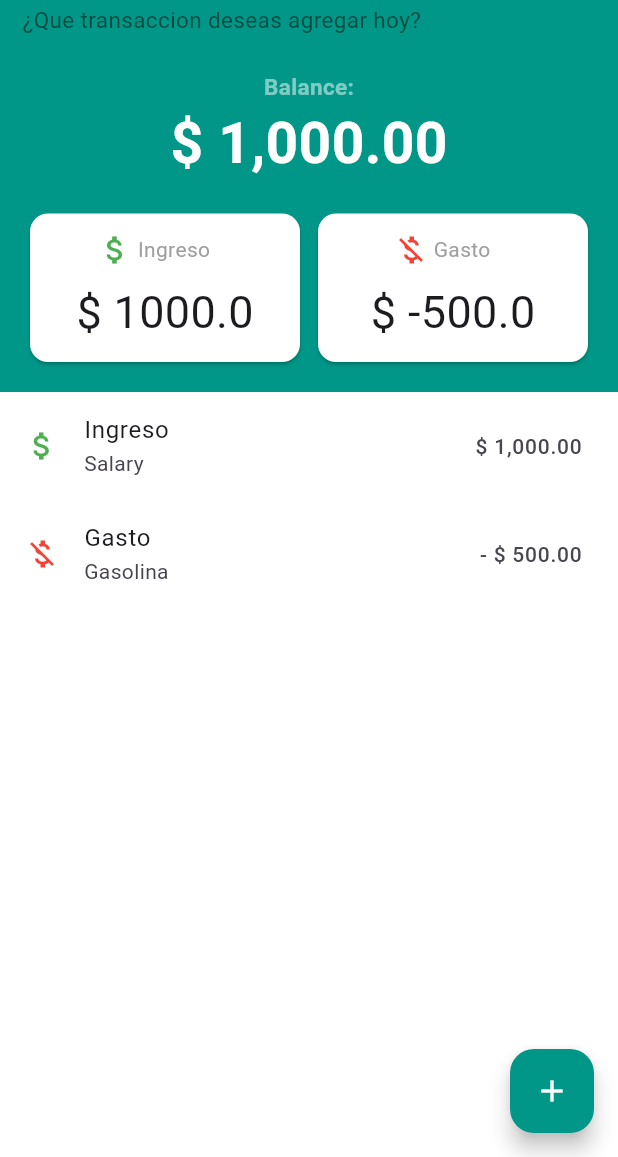
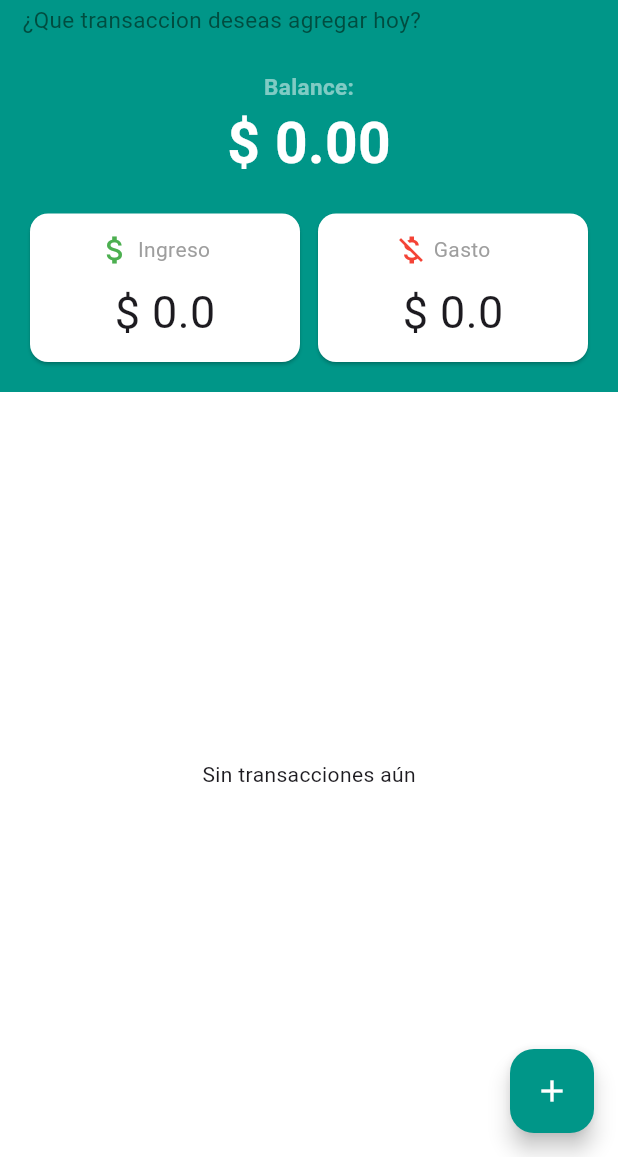
Before and after one commit to jesudavix/Seguidor-de-finanzas, a Flutter app: the screen it shows after launch, on a phone screen of 412 x 824 dp, the part 79-1236 px from its top. Run offline on Flutter 3.47's test engine with Material 3 defaults, Android fonts, the light colour scheme and no system bars; our stand-ins replace bloc, currency_text_input_formatter, equatable, flutter_bloc.

Commit message:
Logica para mostrar las transacciones terminada

```diff
--- /dev/null
+++ b/seguidor_finanzas/lib/blocs/bloc/transaccion_agg_bloc.dart
@@ -0,0 +1,22 @@
+import 'package:bloc/bloc.dart';
+import 'package:equatable/equatable.dart';
+import 'package:seguidor_finanzas/models/transaccion.dart';
+
+part 'transaccion_agg_event.dart';
+part 'transaccion_agg_state.dart';
+
+class TransaccionAggBloc
+    extends Bloc<TransaccionAggEvent, TransaccionAggState> {
+  TransaccionAggBloc() : super(TransaccionAggInitial.initial()) {
+    on<AgregarTransaccion>((event, emit) {
+      final currentState = state;
+
+      if (currentState is TransaccionAggInitial) {
+        final nuevas = List<Transaccion>.from(currentState.transacciones)
+          ..add(event.transaccion);
+
+        emit(currentState.copyWith(transacciones: nuevas));
+      }
+    });
+  }
+}
--- /dev/null
+++ b/seguidor_finanzas/lib/blocs/bloc/transaccion_agg_event.dart
@@ -0,0 +1,18 @@
+part of 'transaccion_agg_bloc.dart';
+
+
+abstract class TransaccionAggEvent extends Equatable {
+  const TransaccionAggEvent();
+
+  @override
+  List<Object> get props => [];
+}
+
+class AgregarTransaccion extends TransaccionAggEvent{
+  final Transaccion transaccion;
+
+   const AgregarTransaccion({ required this.transaccion});
+
+  @override
+  List<Object> get props => [transaccion];
+}
--- /dev/null
+++ b/seguidor_finanzas/lib/blocs/bloc/transaccion_agg_state.dart
@@ -0,0 +1,22 @@
+part of 'transaccion_agg_bloc.dart';
+
+abstract class TransaccionAggState extends Equatable {}
+
+class TransaccionAggInitial extends TransaccionAggState {
+  final List<Transaccion> transacciones;
+
+  TransaccionAggInitial({required this.transacciones});
+
+  factory TransaccionAggInitial.initial() {
+    return TransaccionAggInitial(transacciones: []);
+  }
+
+  TransaccionAggInitial copyWith({List<Transaccion>? transacciones}) {
+    return TransaccionAggInitial(
+      transacciones: transacciones ?? this.transacciones,
+    );
+  }
+
+  @override
+  List<Object> get props => [transacciones];
+}
--- a/seguidor_finanzas/lib/main.dart
+++ b/seguidor_finanzas/lib/main.dart
@@ -1,6 +1,7 @@
 import 'package:flutter/material.dart';
 import 'package:flutter_bloc/flutter_bloc.dart';
 import 'package:seguidor_finanzas/blocs/bloc/selected_transaccion_type_bloc.dart';
+import 'package:seguidor_finanzas/blocs/bloc/transaccion_agg_bloc.dart';
 //import 'package:seguidor_finanzas/screens/home_failuri.dart';
 import 'package:seguidor_finanzas/screens/home_screen.dart';
 
@@ -16,6 +17,7 @@ class MainApp extends StatelessWidget {
     return MultiBlocProvider(
       providers: [
         BlocProvider(create: (context) => SelectedTransaccionTypeBloc()),
+        BlocProvider(create: (context) => TransaccionAggBloc()),
       ],
       child: const MaterialApp(
         debugShowCheckedModeBanner: false,
--- /dev/null
+++ b/seguidor_finanzas/lib/models/transaccion.dart
@@ -0,0 +1,13 @@
+class Transaccion {
+  final TransaccionType tipo;
+  final double monto;
+  final String descripcion;
+
+  Transaccion({
+    required this.tipo,
+    required this.monto,
+    required this.descripcion,
+  });
+}
+
+enum TransaccionType {ingreso, gasto}
--- a/seguidor_finanzas/lib/widgets/header_home_screen.dart
+++ b/seguidor_finanzas/lib/widgets/header_home_screen.dart
@@ -1,34 +1,59 @@
 import 'package:flutter/material.dart';
+import 'package:flutter_bloc/flutter_bloc.dart';
+import 'package:seguidor_finanzas/blocs/bloc/transaccion_agg_bloc.dart';
 import 'package:seguidor_finanzas/components/card_ingreso_gasto.dart';
+import 'package:seguidor_finanzas/models/transaccion.dart';
 import 'package:seguidor_finanzas/styles/text_style.dart';
 
 class HeaderHomeScreen extends StatelessWidget {
-  const HeaderHomeScreen({
-    super.key,
-  });
+  const HeaderHomeScreen({super.key});
 
   @override
   Widget build(BuildContext context) {
+    return BlocBuilder<TransaccionAggBloc, TransaccionAggState>(
+      builder: (context, state) {
+        if (state is TransaccionAggInitial) {
+          final transacciones = state.transacciones;
+
+          final totalIngresos = transacciones
+              .where((t) => t.tipo == TransaccionType.ingreso)
+              .fold(0.0, (sum, t) => sum + t.monto);
+
+          final totalGastos = transacciones
+              .where((t) => t.tipo == TransaccionType.gasto)
+              .fold(0.0, (sum, t) => sum + t.monto);
+
+          final balance = totalIngresos - totalGastos;
+
           return SizedBox(
             width: double.infinity,
             child: Column(
               children: [
                 Text("Balance:", style: AppTextStyle.textTitle),
-          Text("\$ 1,000.00", style: AppTextStyle.textAmountBalance),
+                Text(
+                  "\$ ${balance.toStringAsFixed(2)}",
+                  style: AppTextStyle.textAmountBalance,
+                ),
                 Padding(
                   padding: const EdgeInsets.all(20.0),
                   child: Row(
                     children: [
                       CardHomeScreen(
                         name: "Ingreso",
-                  iconCard: Icon(Icons.attach_money_sharp, color: Colors.green),
-                  monto: 1000.00,
+                        iconCard: Icon(
+                          Icons.attach_money_sharp,
+                          color: Colors.green,
                         ),
-                SizedBox(width: 12,),
+                        monto: totalIngresos,
+                      ),
+                      SizedBox(width: 12),
                       CardHomeScreen(
                         name: "Gasto",
-                  iconCard: Icon(Icons.money_off, color: Colors.red),
-                  monto: -500.00,
+                        iconCard: Icon(
+                          Icons.money_off,
+                          color: Colors.red,
+                        ),
+                        monto: totalGastos,
                       ),
                     ],
                   ),
@@ -36,5 +61,10 @@ class HeaderHomeScreen extends StatelessWidget {
               ],
             ),
           );
+        } else {
+          return const SizedBox.shrink();
+        }
+      },
+    );
   }
 }
--- a/seguidor_finanzas/lib/widgets/transaction_list.dart
+++ b/seguidor_finanzas/lib/widgets/transaction_list.dart
@@ -1,4 +1,7 @@
 import 'package:flutter/material.dart';
+import 'package:flutter_bloc/flutter_bloc.dart';
+import 'package:seguidor_finanzas/blocs/bloc/transaccion_agg_bloc.dart';
+import 'package:seguidor_finanzas/models/transaccion.dart';
 import 'package:seguidor_finanzas/styles/colors.dart';
 
 class TransactionList extends StatelessWidget {
@@ -9,21 +12,39 @@ class TransactionList extends StatelessWidget {
     return Expanded(
       child: Container(
         decoration: BoxDecoration(color: AppColors.bodyTransationList),
-        child: ListView(
-          children: [
-            ListTile(
-              leading: Icon(Icons.attach_money_sharp, color: Colors.green),
-              title: Text("Ingreso"),
-              subtitle: Text("Salary"),
-              trailing: Text("\$ 1,000.00", style: TextStyle(fontSize: 14)),
-            ),
-            ListTile(
-              leading: Icon(Icons.money_off, color: Colors.red),
-              title: Text("Gasto"),
-              subtitle: Text("Gasolina"),
-              trailing: Text("- \$ 500.00", style: TextStyle(fontSize: 14)),
-            ),
-          ],
+        child: BlocBuilder<TransaccionAggBloc, TransaccionAggState>(
+          builder: (context, state) {
+            if (state is TransaccionAggInitial) {
+              final transacciones = state.transacciones;
+
+              if (transacciones.isEmpty) {
+                return Center(child: Text("Sin transacciones aún"));
+              }
+
+              return ListView.builder(
+                itemCount: transacciones.length,
+                itemBuilder: (context, index) {
+                  final transaccion = transacciones[index];
+                  final esIngreso = transaccion.tipo == TransaccionType.ingreso;
+
+                  return ListTile(
+                    leading: Icon(
+                      esIngreso ? Icons.attach_money_sharp : Icons.money_off,
+                      color: esIngreso ? Colors.green : Colors.red,
+                    ),
+                    title: Text(esIngreso ? "Ingreso" : "Gasto"),
+                    subtitle: Text(transaccion.descripcion),
+                    trailing: Text(
+                      "${esIngreso ? '' : '- '}\$ ${transaccion.monto.toStringAsFixed(2)}",
+                      style: TextStyle(fontSize: 15),
+                    ),
+                  );
+                },
+              );
+            } else {
+              return Center(child: CircularProgressIndicator());
+            }
+          },
         ),
       ),
     );
```
Also changed, not shown: seguidor_finanzas/lib/widgets/agregar_transaction.dart (+34 -2 lines). Lines whose indentation alone changed are shown as unchanged.
